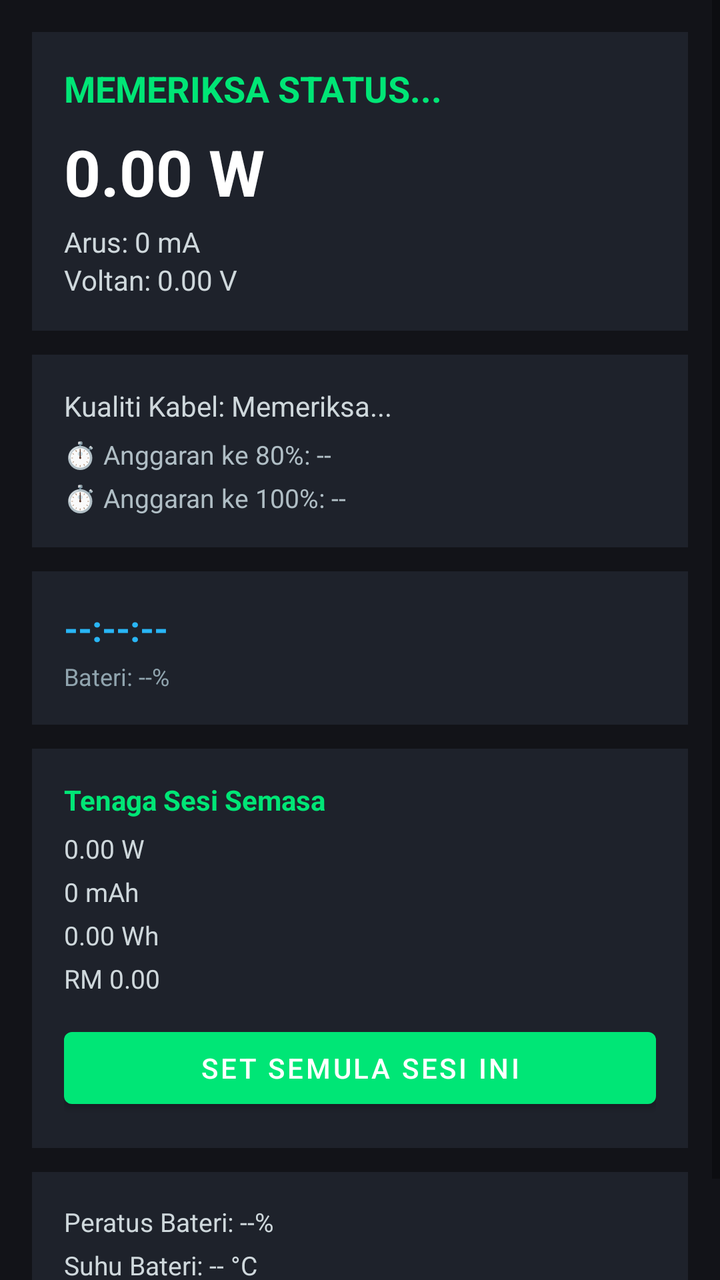
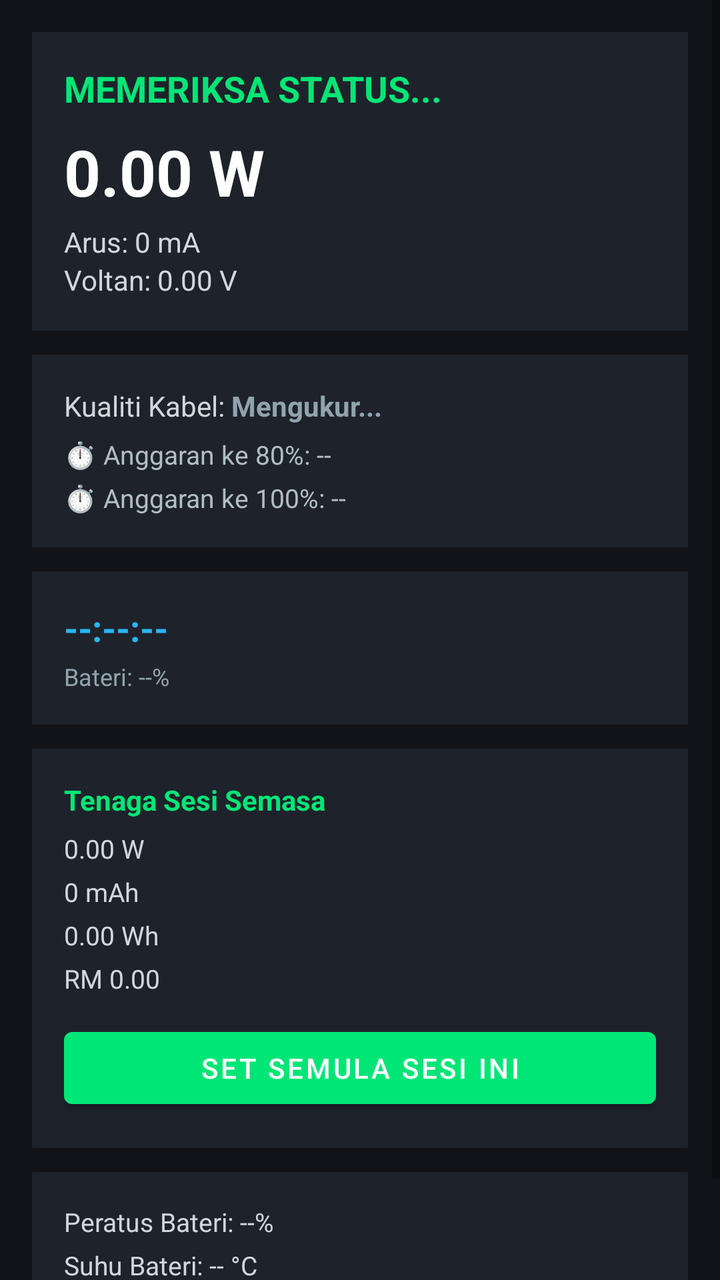

An Android layout rendered at two revisions. The XML below is the earlier revision; the diff shows what the commit changed to produce the second picture.
<!-- AndroidManifest.xml: application theme Theme.CasWatt -->
<!-- res/layout/fragment_dashboard.xml -->
<?xml version="1.0" encoding="utf-8"?>
<ScrollView xmlns:android="http://schemas.android.com/apk/res/android"
    android:layout_width="match_parent"
    android:layout_height="match_parent"
    android:background="#121318"
    android:fillViewport="true">

    <LinearLayout
        android:layout_width="match_parent"
        android:layout_height="wrap_content"
        android:orientation="vertical"
        android:padding="16dp">

        
        <LinearLayout
            android:layout_width="match_parent"
            android:layout_height="wrap_content"
            android:background="#1E222B"
            android:orientation="vertical"
            android:padding="16dp">

            <TextView
                android:id="@+id/tv_main_status"
                android:layout_width="wrap_content"
                android:layout_height="wrap_content"
                android:text="MEMERIKSA STATUS..."
                android:textColor="#00E676"
                android:textSize="18sp"
                android:textStyle="bold" />

            <TextView
                android:id="@+id/tv_main_watt"
                android:layout_width="wrap_content"
                android:layout_height="wrap_content"
                android:layout_marginTop="8dp"
                android:text="0.00 W"
                android:textColor="#FFFFFF"
                android:textSize="32sp"
                android:textStyle="bold" />

            <TextView
                android:id="@+id/tv_main_current"
                android:layout_width="wrap_content"
                android:layout_height="wrap_content"
                android:layout_marginTop="4dp"
                android:text="Arus: 0 mA"
                android:textColor="#CFD8DC"
                android:textSize="14sp" />

            <TextView
                android:id="@+id/tv_main_voltage"
                android:layout_width="wrap_content"
                android:layout_height="wrap_content"
                android:text="Voltan: 0.00 V"
                android:textColor="#CFD8DC"
                android:textSize="14sp" />

            <TextView
                android:id="@+id/tv_thermal_throttle"
                android:layout_width="wrap_content"
                android:layout_height="wrap_content"
                android:layout_marginTop="8dp"
                android:text="⚠️ THERMAL THROTTLING AKTIF"
                android:textColor="#FF5252"
                android:textSize="12sp"
                android:textStyle="bold"
                android:visibility="gone" />

            <TextView
                android:id="@+id/tv_trickle_status"
                android:layout_width="wrap_content"
                android:layout_height="wrap_content"
                android:layout_marginTop="4dp"
                android:text="💧 TRICKLE CHARGE (MENJAGA HAYAT)"
                android:textColor="#29B6F6"
                android:textSize="12sp"
                android:textStyle="bold"
                android:visibility="gone" />
        </LinearLayout>

        
        <LinearLayout
            android:layout_width="match_parent"
            android:layout_height="wrap_content"
            android:layout_marginTop="12dp"
            android:background="#1E222B"
            android:orientation="vertical"
            android:padding="16dp">

            <TextView
                android:id="@+id/tv_cable_quality"
                android:layout_width="wrap_content"
                android:layout_height="wrap_content"
                android:text="Kualiti Kabel: Memeriksa..."
                android:textColor="#CFD8DC"
                android:textSize="14sp" />

            <TextView
                android:id="@+id/tv_smart_eta_80"
                android:layout_width="wrap_content"
                android:layout_height="wrap_content"
                android:layout_marginTop="6dp"
                android:text="⏱️ Anggaran ke 80%: --"
                android:textColor="#B0BEC5"
                android:textSize="13sp" />

            <TextView
                android:id="@+id/tv_smart_eta_100"
                android:layout_width="wrap_content"
                android:layout_height="wrap_content"
                android:layout_marginTop="4dp"
                android:text="⏱️ Anggaran ke 100%: --"
                android:textColor="#B0BEC5"
                android:textSize="13sp" />
        </LinearLayout>

        
        <LinearLayout
            android:layout_width="match_parent"
            android:layout_height="wrap_content"
            android:layout_marginTop="12dp"
            android:background="#1E222B"
            android:orientation="vertical"
            android:padding="16dp">

            <TextView
                android:id="@+id/tv_discharge_duration"
                android:layout_width="wrap_content"
                android:layout_height="wrap_content"
                android:text="--:--:--"
                android:textColor="#29B6F6"
                android:textSize="18sp"
                android:textStyle="bold" />

            <TextView
                android:id="@+id/tv_discharge_sub"
                android:layout_width="wrap_content"
                android:layout_height="wrap_content"
                android:layout_marginTop="4dp"
                android:text="Bateri: --%"
                android:textColor="#90A4AE"
                android:textSize="12sp" />
        </LinearLayout>

        
        <LinearLayout
            android:layout_width="match_parent"
            android:layout_height="wrap_content"
            android:layout_marginTop="12dp"
            android:background="#1E222B"
            android:orientation="vertical"
            android:padding="16dp">

            <TextView
                android:layout_width="wrap_content"
                android:layout_height="wrap_content"
                android:text="Tenaga Sesi Semasa"
                android:textColor="#00E676"
                android:textSize="14sp"
                android:textStyle="bold" />

            <TextView
                android:id="@+id/tv_peak_watt"
                android:layout_width="wrap_content"
                android:layout_height="wrap_content"
                android:layout_marginTop="6dp"
                android:text="0.00 W"
                android:textColor="#CFD8DC"
                android:textSize="13sp" />

            <TextView
                android:id="@+id/tv_total_mah"
                android:layout_width="wrap_content"
                android:layout_height="wrap_content"
                android:layout_marginTop="4dp"
                android:text="0 mAh"
                android:textColor="#CFD8DC"
                android:textSize="13sp" />

            <TextView
                android:id="@+id/tv_energy_wh"
                android:layout_width="wrap_content"
                android:layout_height="wrap_content"
                android:layout_marginTop="4dp"
                android:text="0.00 Wh"
                android:textColor="#CFD8DC"
                android:textSize="13sp" />

            <TextView
                android:id="@+id/tv_cost_myr"
                android:layout_width="wrap_content"
                android:layout_height="wrap_content"
                android:layout_marginTop="4dp"
                android:text="RM 0.00"
                android:textColor="#CFD8DC"
                android:textSize="13sp" />

            <Button
                android:id="@+id/btn_reset_session"
                android:layout_width="match_parent"
                android:layout_height="wrap_content"
                android:layout_marginTop="12dp"
                android:text="Set Semula Sesi Ini" />
        </LinearLayout>

        
        <LinearLayout
            android:layout_width="match_parent"
            android:layout_height="wrap_content"
            android:layout_marginTop="12dp"
            android:background="#1E222B"
            android:orientation="vertical"
            android:padding="16dp">

            <TextView
                android:id="@+id/tv_main_level"
                android:layout_width="wrap_content"
                android:layout_height="wrap_content"
                android:text="Peratus Bateri: --%"
                android:textColor="#CFD8DC"
                android:textSize="13sp" />

            <TextView
                android:id="@+id/tv_main_temp"
                android:layout_width="wrap_content"
                android:layout_height="wrap_content"
                android:layout_marginTop="4dp"
                android:text="Suhu Bateri: -- °C"
                android:textColor="#CFD8DC"
                android:textSize="13sp" />

            <TextView
                android:id="@+id/tv_main_plug"
                android:layout_width="wrap_content"
                android:layout_height="wrap_content"
                android:layout_marginTop="4dp"
                android:text="Sumber Cas: --"
                android:textColor="#CFD8DC"
                android:textSize="13sp" />
        </LinearLayout>

    </LinearLayout>
</ScrollView>
<!-- resources referenced by this layout -->
<resources>
  <style name="Theme.CasWatt" parent="Theme.MaterialComponents.DayNight.NoActionBar">
          <item name="colorPrimary">#00E676</item>
          <item name="android:statusBarColor">#121318</item>
          <item name="android:navigationBarColor">#161820</item>
      </style>
</resources>

<!-- the commit's change to res/layout/fragment_dashboard.xml (unified diff, before → after) -->
@@ -87,13 +87,28 @@
             android:orientation="vertical"
             android:padding="16dp">
 
-            <TextView
-                android:id="@+id/tv_cable_quality"
-                android:layout_width="wrap_content"
-                android:layout_height="wrap_content"
-                android:text="Kualiti Kabel: Memeriksa..."
-                android:textColor="#CFD8DC"
-                android:textSize="14sp" />
+            
+            <LinearLayout
+                android:layout_width="match_parent"
+                android:layout_height="wrap_content"
+                android:orientation="horizontal">
+
+                <TextView
+                    android:layout_width="wrap_content"
+                    android:layout_height="wrap_content"
+                    android:text="Kualiti Kabel: "
+                    android:textColor="#CFD8DC"
+                    android:textSize="14sp" />
+
+                <TextView
+                    android:id="@+id/tv_cable_quality"
+                    android:layout_width="wrap_content"
+                    android:layout_height="wrap_content"
+                    android:text="Mengukur..."
+                    android:textColor="#90A4AE"
+                    android:textSize="14sp"
+                    android:textStyle="bold" />
+            </LinearLayout>
 
             <TextView
                 android:id="@+id/tv_smart_eta_80"
